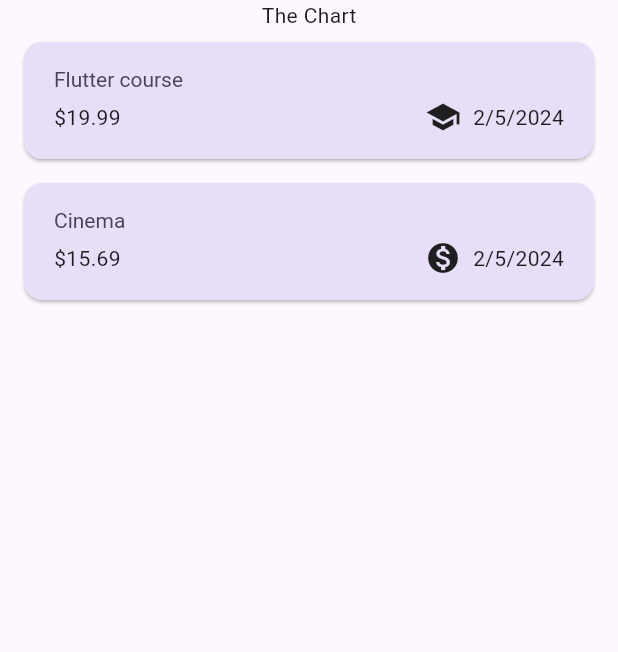
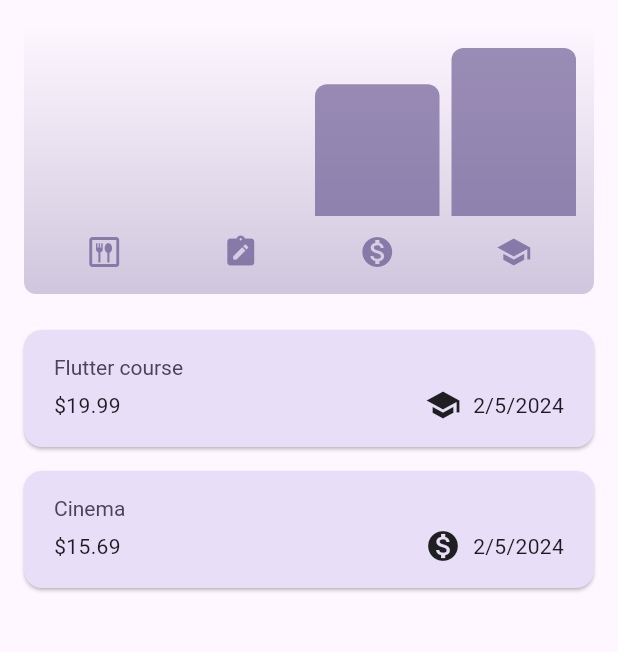
Before and after one commit to Chetan-KH511/expense_tracker, a Flutter app: the screen it shows after launch, on a phone screen of 412 x 824 dp, the part 84-736 px from its top. Run offline on Flutter 3.47's test engine with Material 3 defaults, Android fonts, the phone set to English and light mode, and no system bars.

Commit message:
Added chart bar

```diff
--- a/lib/main.dart
+++ b/lib/main.dart
@@ -6,9 +6,26 @@ var colorskeme = ColorScheme.fromSeed(
   seedColor: Color.fromARGB(255, 96, 59, 181),
 );
 
+var Darkcolorscheme = ColorScheme.fromSeed(
+  brightness: Brightness.dark,
+  seedColor: Color.fromARGB(255, 5, 99, 125),
+);
+
 void main() {
   runApp(
     MaterialApp(
+      darkTheme: ThemeData.dark().copyWith(
+        colorScheme: Darkcolorscheme,
+        cardTheme: const CardTheme().copyWith(
+          color: Darkcolorscheme.secondaryContainer,
+          margin: const EdgeInsets.symmetric(horizontal: 16, vertical: 8),
+        ),
+        elevatedButtonTheme: ElevatedButtonThemeData(
+          style: ElevatedButton.styleFrom(
+              backgroundColor: Darkcolorscheme.primaryContainer,
+              foregroundColor: Darkcolorscheme.onPrimaryContainer),
+        ),
+      ),
       theme: ThemeData().copyWith(
         colorScheme: colorskeme,
         appBarTheme: const AppBarTheme().copyWith(
@@ -31,6 +48,7 @@ void main() {
               ),
             ),
       ),
+      // themeMode: ThemeMode.system, //default
       home: Expenses(),
     ),
   );
--- a/lib/models/expense.dart
+++ b/lib/models/expense.dart
@@ -31,7 +31,28 @@ class Expense {
   final DateTime date;
   final Category category;
 
-  String get formatteddate{
+  String get formatteddate {
     return formatter.format(date);
   }
 }
+
+class ExpenseBucket {
+  const ExpenseBucket({required this.category, required this.expenses});
+
+  ExpenseBucket.forCategory(List<Expense> allExpenses, this.category)
+      : expenses = allExpenses
+            .where((expense) => expense.category == category)
+            .toList();
+
+  final Category category;
+  final List<Expense> expenses;
+
+  double get totalExpenses {
+    double sum = 0;
+
+    for (final expense in expenses) {
+      sum += expense.amount;
+    }
+    return sum;
+  }
+}
--- /dev/null
+++ b/lib/widgets/chart/chart.dart
@@ -0,0 +1,95 @@
+import 'package:flutter/material.dart';
+
+import 'package:expense_tracker/widgets/chart/chart_bar.dart';
+import 'package:expense_tracker/models/expense.dart';
+
+class Chart extends StatelessWidget {
+  const Chart({super.key, required this.expenses});
+
+  final List<Expense> expenses;
+
+  List<ExpenseBucket> get buckets {
+    return [
+      ExpenseBucket.forCategory(expenses, Category.food),
+      ExpenseBucket.forCategory(expenses, Category.stationary),
+      ExpenseBucket.forCategory(expenses, Category.travel),
+      ExpenseBucket.forCategory(expenses, Category.college),
+    ];
+  }
+
+  double get maxTotalExpense {
+    double maxTotalExpense = 0;
+
+    for (final bucket in buckets) {
+      if (bucket.totalExpenses > maxTotalExpense) {
+        maxTotalExpense = bucket.totalExpenses;
+      }
+    }
+
+    return maxTotalExpense;
+  }
+
+  @override
+  Widget build(BuildContext context) {
+    final isDarkMode =
+        MediaQuery.of(context).platformBrightness == Brightness.dark;
+    return Container(
+      margin: const EdgeInsets.all(16),
+      padding: const EdgeInsets.symmetric(
+        vertical: 16,
+        horizontal: 8,
+      ),
+      width: double.infinity,
+      height: 180,
+      decoration: BoxDecoration(
+        borderRadius: BorderRadius.circular(8),
+        gradient: LinearGradient(
+          colors: [
+            Theme.of(context).colorScheme.primary.withOpacity(0.3),
+            Theme.of(context).colorScheme.primary.withOpacity(0.0)
+          ],
+          begin: Alignment.bottomCenter,
+          end: Alignment.topCenter,
+        ),
+      ),
+      child: Column(
+        children: [
+          Expanded(
+            child: Row(
+              crossAxisAlignment: CrossAxisAlignment.end,
+              children: [
+                for (final bucket in buckets) // alternative to map()
+                  ChartBar(
+                    fill: bucket.totalExpenses == 0
+                        ? 0
+                        : bucket.totalExpenses / maxTotalExpense,
+                  )
+              ],
+            ),
+          ),
+          const SizedBox(height: 12),
+          Row(
+            children: buckets
+                .map(
+                  (bucket) => Expanded(
+                    child: Padding(
+                      padding: const EdgeInsets.symmetric(horizontal: 4),
+                      child: Icon(
+                        categoryIcons[bucket.category],
+                        color: isDarkMode
+                            ? Theme.of(context).colorScheme.secondary
+                            : Theme.of(context)
+                                .colorScheme
+                                .primary
+                                .withOpacity(0.7),
+                      ),
+                    ),
+                  ),
+                )
+                .toList(),
+          )
+        ],
+      ),
+    );
+  }
+}
--- /dev/null
+++ b/lib/widgets/chart/chart_bar.dart
@@ -0,0 +1,34 @@
+import 'package:flutter/material.dart';
+
+class ChartBar extends StatelessWidget {
+  const ChartBar({
+    super.key,
+    required this.fill,
+  });
+
+  final double fill;
+
+  @override
+  Widget build(BuildContext context) {
+    final isDarkMode =
+        MediaQuery.of(context).platformBrightness == Brightness.dark;
+    return Expanded(
+      child: Padding(
+        padding: const EdgeInsets.symmetric(horizontal: 4),
+        child: FractionallySizedBox(
+          heightFactor: fill,
+          child: DecoratedBox(
+            decoration: BoxDecoration(
+              shape: BoxShape.rectangle,
+              borderRadius:
+                  const BorderRadius.vertical(top: Radius.circular(8)),
+              color: isDarkMode
+                  ? Theme.of(context).colorScheme.secondary
+                  : Theme.of(context).colorScheme.primary.withOpacity(0.65),
+            ),
+          ),
+        ),
+      ),
+    );
+  }
+}
--- a/lib/widgets/expenses.dart
+++ b/lib/widgets/expenses.dart
@@ -1,3 +1,4 @@
+import 'package:expense_tracker/widgets/chart/chart.dart';
 import 'package:expense_tracker/widgets/expenses_list/expenses_list.dart';
 import 'package:expense_tracker/models/expense.dart';
 import 'package:expense_tracker/widgets/new_expense.dart';
@@ -91,7 +92,7 @@ class _ExpesesState extends State<Expenses> {
       ),
       body: Column(
         children: [
-          const Text('The Chart'),
+          Chart(expenses: registeredExpenses),
           Expanded(child: maincontent),
         ],
       ),
```
